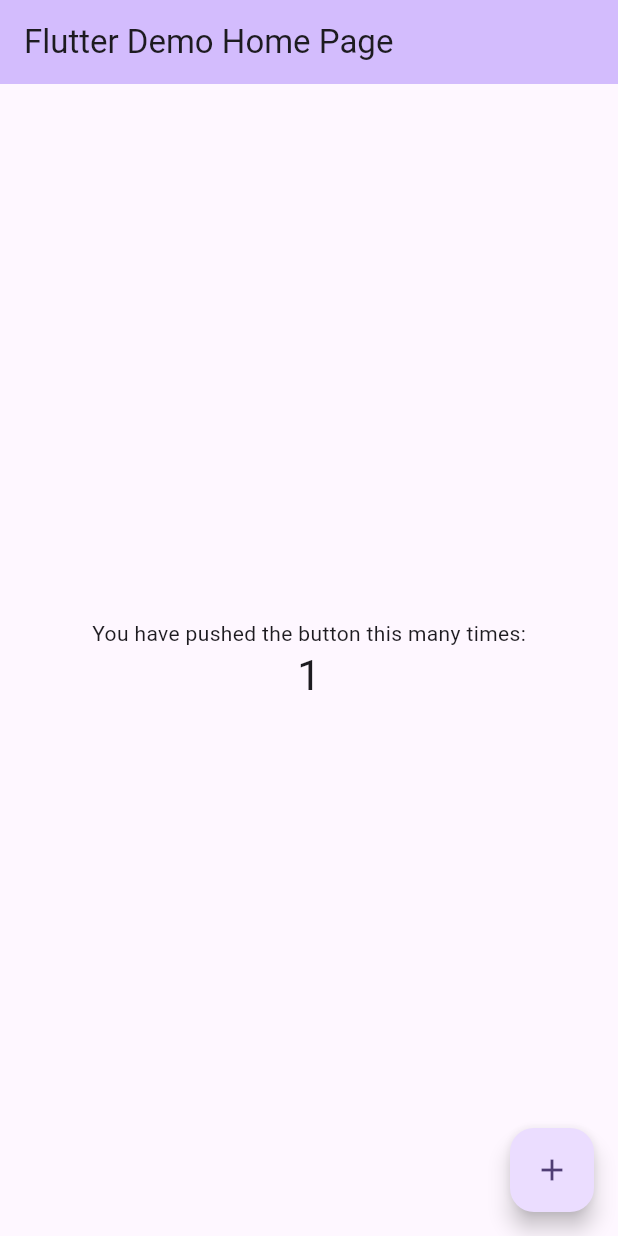
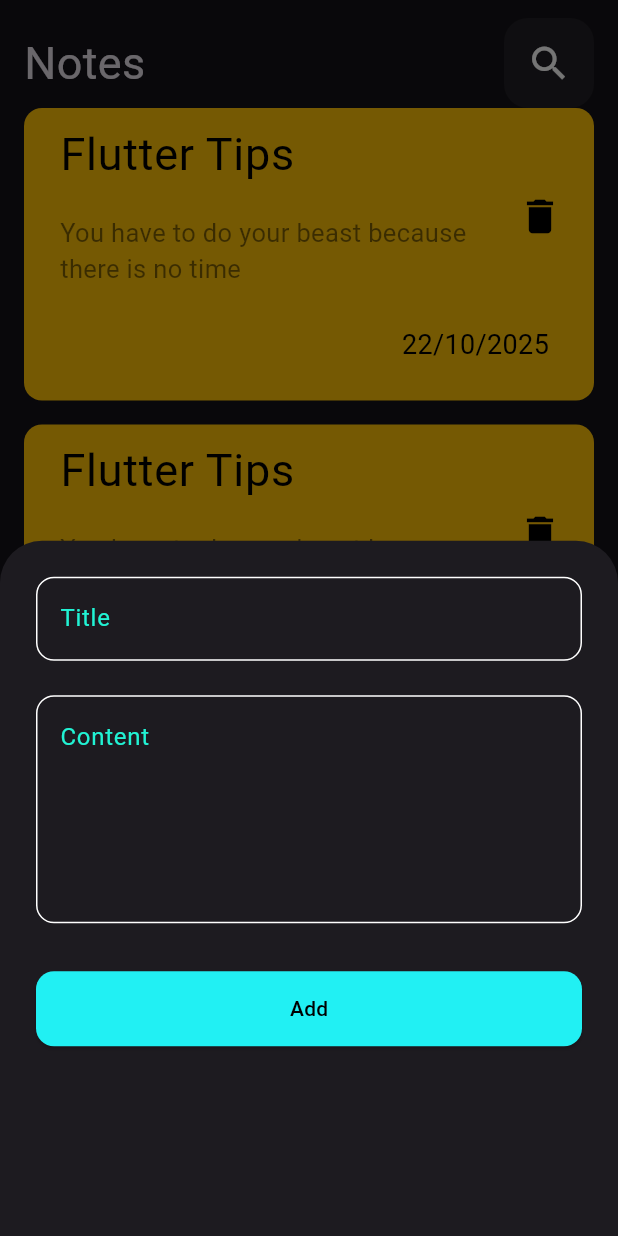
Before and after one commit to AhmedMosaad1/notes_app, a Flutter app: the screen it shows after launch, after a tap on the "add" icon, on a phone screen of 412 x 824 dp. Run offline on Flutter 3.47's test engine with Material 3 defaults, Android fonts, the phone set to English and light mode, and no system bars.

Commit message:
showModelBottomSheet

```diff
--- a/lib/main.dart
+++ b/lib/main.dart
@@ -1,125 +1,22 @@
 import 'package:flutter/material.dart';
+import 'package:note/views/home_page.dart';
 
 void main() {
-  runApp(const MyApp());
+  runApp(const NotesApp());
 }
 
-class MyApp extends StatelessWidget {
-  const MyApp({super.key});
+class NotesApp extends StatelessWidget {
+  const NotesApp({super.key});
 
   // This widget is the root of your application.
   @override
   Widget build(BuildContext context) {
     return MaterialApp(
-      title: 'Flutter Demo',
+      debugShowCheckedModeBanner: false,
       theme: ThemeData(
-        // This is the theme of your application.
-        //
-        // TRY THIS: Try running your application with "flutter run". You'll see
-        // the application has a purple toolbar. Then, without quitting the app,
-        // try changing the seedColor in the colorScheme below to Colors.green
-        // and then invoke "hot reload" (save your changes or press the "hot
-        // reload" button in a Flutter-supported IDE, or press "r" if you used
-        // the command line to start the app).
-        //
-        // Notice that the counter didn't reset back to zero; the application
-        // state is not lost during the reload. To reset the state, use hot
-        // restart instead.
-        //
-        // This works for code too, not just values: Most code changes can be
-        // tested with just a hot reload.
-        colorScheme: ColorScheme.fromSeed(seedColor: Colors.deepPurple),
-        useMaterial3: true,
+        brightness: Brightness.dark,
       ),
-      home: const MyHomePage(title: 'Flutter Demo Home Page'),
+      home: const HomePage(),
     );
   }
 }
-
-class MyHomePage extends StatefulWidget {
-  const MyHomePage({super.key, required this.title});
-
-  // This widget is the home page of your application. It is stateful, meaning
-  // that it has a State object (defined below) that contains fields that affect
-  // how it looks.
-
-  // This class is the configuration for the state. It holds the values (in this
-  // case the title) provided by the parent (in this case the App widget) and
-  // used by the build method of the State. Fields in a Widget subclass are
-  // always marked "final".
-
-  final String title;
-
-  @override
-  State<MyHomePage> createState() => _MyHomePageState();
-}
-
-class _MyHomePageState extends State<MyHomePage> {
-  int _counter = 0;
-
-  void _incrementCounter() {
-    setState(() {
-      // This call to setState tells the Flutter framework that something has
-      // changed in this State, which causes it to rerun the build method below
-      // so that the display can reflect the updated values. If we changed
-      // _counter without calling setState(), then the build method would not be
-      // called again, and so nothing would appear to happen.
-      _counter++;
-    });
-  }
-
-  @override
-  Widget build(BuildContext context) {
-    // This method is rerun every time setState is called, for instance as done
-    // by the _incrementCounter method above.
-    //
-    // The Flutter framework has been optimized to make rerunning build methods
-    // fast, so that you can just rebuild anything that needs updating rather
-    // than having to individually change instances of widgets.
-    return Scaffold(
-      appBar: AppBar(
-        // TRY THIS: Try changing the color here to a specific color (to
-        // Colors.amber, perhaps?) and trigger a hot reload to see the AppBar
-        // change color while the other colors stay the same.
-        backgroundColor: Theme.of(context).colorScheme.inversePrimary,
-        // Here we take the value from the MyHomePage object that was created by
-        // the App.build method, and use it to set our appbar title.
-        title: Text(widget.title),
-      ),
-      body: Center(
-        // Center is a layout widget. It takes a single child and positions it
-        // in the middle of the parent.
-        child: Column(
-          // Column is also a layout widget. It takes a list of children and
-          // arranges them vertically. By default, it sizes itself to fit its
-          // children horizontally, and tries to be as tall as its parent.
-          //
-          // Column has various properties to control how it sizes itself and
-          // how it positions its children. Here we use mainAxisAlignment to
-          // center the children vertically; the main axis here is the vertical
-          // axis because Columns are vertical (the cross axis would be
-          // horizontal).
-          //
-          // TRY THIS: Invoke "debug painting" (choose the "Toggle Debug Paint"
-          // action in the IDE, or press "p" in the console), to see the
-          // wireframe for each widget.
-          mainAxisAlignment: MainAxisAlignment.center,
-          children: <Widget>[
-            const Text(
-              'You have pushed the button this many times:',
-            ),
-            Text(
-              '$_counter',
-              style: Theme.of(context).textTheme.headlineMedium,
-            ),
-          ],
-        ),
-      ),
-      floatingActionButton: FloatingActionButton(
-        onPressed: _incrementCounter,
-        tooltip: 'Increment',
-        child: const Icon(Icons.add),
-      ), // This trailing comma makes auto-formatting nicer for build methods.
-    );
-  }
-}
--- /dev/null
+++ b/lib/views/custom_floating_action_button.dart
@@ -0,0 +1,20 @@
+import 'package:flutter/material.dart';
+
+class CustomFloatingActionButton extends StatelessWidget {
+  const CustomFloatingActionButton({
+    super.key,
+  });
+
+  @override
+  Widget build(BuildContext context) {
+    return FloatingActionButton(
+      backgroundColor: const Color.fromARGB(255, 33, 240, 243),
+      child: Icon(
+        Icons.add,
+        color: Colors.black,
+      ),
+      onPressed: () {},
+      shape: const CircleBorder(),
+    );
+  }
+}
--- /dev/null
+++ b/lib/views/home_page.dart
@@ -0,0 +1,15 @@
+import 'package:flutter/material.dart';
+import 'package:note/views/widgets/custom_floating_action_button.dart';
+import 'package:note/views/widgets/custom_body_home_page.dart';
+
+class HomePage extends StatelessWidget {
+  const HomePage({super.key});
+
+  @override
+  Widget build(BuildContext context) {
+    return const Scaffold(
+      floatingActionButton: CustomFloatingActionButton(),
+      body: CustomBodyHomePage(),
+    );
+  }
+}
--- /dev/null
+++ b/lib/views/widgets/custom_app_bar.dart
@@ -0,0 +1,37 @@
+import 'package:flutter/material.dart';
+
+class CustomAppBar extends StatelessWidget {
+  const CustomAppBar({
+    super.key,
+  });
+
+  @override
+  Widget build(BuildContext context) {
+    return SafeArea(
+      child: Row(
+        mainAxisAlignment: MainAxisAlignment.spaceBetween,
+        children: [
+          const Text(
+            'Notes',
+            style: TextStyle(fontSize: 30),
+          ),
+          GestureDetector(
+            onTap: () {},
+            child: Container(
+              height: 60,
+              width: 60,
+              decoration: BoxDecoration(
+                borderRadius: BorderRadius.circular(16),
+                color: Colors.white.withOpacity(.05),
+              ),
+              child: const Icon(
+                Icons.search,
+                size: 30,
+              ),
+            ),
+          )
+        ],
+      ),
+    );
+  }
+}
--- /dev/null
+++ b/lib/views/widgets/custom_body_home_page.dart
@@ -0,0 +1,22 @@
+import 'package:flutter/material.dart';
+import 'package:note/views/widgets/custom_app_bar.dart';
+import 'package:note/views/widgets/custom_list_view_of_item_note.dart';
+
+class CustomBodyHomePage extends StatelessWidget {
+  const CustomBodyHomePage({
+    super.key,
+  });
+
+  @override
+  Widget build(BuildContext context) {
+    return const Padding(
+      padding: EdgeInsets.only(left: 16.0,right: 16.0,top: 12.0),
+      child: Column(
+        children: [
+          CustomAppBar(),
+          CustomListViewOfItemNote()
+        ],
+      ),
+    );
+  }
+}
--- /dev/null
+++ b/lib/views/widgets/custom_floating_action_button.dart
@@ -0,0 +1,61 @@
+import 'package:flutter/material.dart';
+import 'package:note/views/widgets/custom_text_form_field.dart';
+
+class CustomFloatingActionButton extends StatelessWidget {
+  const CustomFloatingActionButton({
+    super.key,
+  });
+
+  @override
+  Widget build(BuildContext context) {
+    return FloatingActionButton(
+      backgroundColor: const Color.fromARGB(255, 33, 240, 243),
+      onPressed: () {
+        showModalBottomSheet(
+            context: context,
+            builder: (context) {
+              return Padding(
+                padding: const EdgeInsets.all(24.0),
+                child: Container(
+                  child: Column(
+                    children: [
+                      const CustomTextFormField(
+                        hintText: 'Title',
+                        maxLines: 1,
+                      ),
+                      const SizedBox(height: 23),
+                      const CustomTextFormField(
+                        hintText: 'Content',
+                        maxLines: 5,
+                      ),
+                      const SizedBox(height: 32),
+                      ElevatedButton(
+                          style: ElevatedButton.styleFrom(
+                            backgroundColor:
+                                const Color.fromARGB(255, 33, 240, 243),
+                            fixedSize: const Size(1000, 50),
+                            shape: RoundedRectangleBorder(
+                                borderRadius:
+                                    BorderRadiusGeometry.circular(12.0)),
+                          ),
+                          onPressed: () {},
+                          child: const Text(
+                            'Add',
+                            style: TextStyle(
+                              color: Colors.black,
+                            ),
+                          )),
+                    ],
+                  ),
+                ),
+              );
+            });
+      },
+      shape: const CircleBorder(),
+      child: const Icon(
+        Icons.add,
+        color: Colors.black,
+      ),
+    );
+  }
+}
--- /dev/null
+++ b/lib/views/widgets/custom_list_view_of_item_note.dart
@@ -0,0 +1,23 @@
+import 'package:flutter/material.dart';
+import 'package:note/views/widgets/custom_note_item.dart';
+
+class CustomListViewOfItemNote extends StatelessWidget {
+  const CustomListViewOfItemNote({
+    super.key,
+  });
+
+  @override
+  Widget build(BuildContext context) {
+    return Expanded(
+      child: ListView.separated(
+        padding: EdgeInsets.zero,
+          itemBuilder: (context, index) {
+            return const CustomNoteItem();
+          },
+          separatorBuilder: (context, int) {
+            return SizedBox(height: 16.0);
+          },
+          itemCount: 12),
+    );
+  }
+}
--- /dev/null
+++ b/lib/views/widgets/custom_note_item.dart
@@ -0,0 +1,51 @@
+import 'package:flutter/material.dart';
+
+class CustomNoteItem extends StatelessWidget {
+  const CustomNoteItem({
+    super.key,
+  });
+
+  @override
+  Widget build(BuildContext context) {
+    return Container(
+      decoration: BoxDecoration(
+          color: Colors.amber, borderRadius: BorderRadius.circular(12)),
+      child: Padding(
+        padding: const EdgeInsets.only(left: 24.0, bottom: 24, right: 12.0),
+        child: Column(
+          crossAxisAlignment: CrossAxisAlignment.end,
+          children: [
+            ListTile(
+              contentPadding: EdgeInsets.all(0),
+              title: const Text(
+                'Flutter Tips',
+                style: TextStyle(color: Colors.black, fontSize: 30),
+              ),
+              trailing: IconButton(
+                  onPressed: ( ) {},
+                  icon: const Icon(
+                    Icons.delete,
+                    color: Colors.black,
+                    size: 30,
+                  )),
+              subtitle: Padding(
+                padding: const EdgeInsets.symmetric(vertical: 18),
+                child: Text(
+                  'You have to do your beast because there is no time ',
+                  style: TextStyle(color: Colors.black.withOpacity(.5),fontSize: 17),
+                ),
+              ),
+            ),
+            const Padding(
+              padding: EdgeInsets.only(right: 18.0),
+              child: Text(
+                '22/10/2025',
+                style: TextStyle(color: Colors.black, fontSize: 18),
+              ),
+            )
+          ],
+        ),
+      ),
+    );
+  }
+}
--- /dev/null
+++ b/lib/views/widgets/custom_text_form_field.dart
@@ -0,0 +1,33 @@
+import 'package:flutter/material.dart';
+
+class CustomTextFormField extends StatelessWidget {
+  const CustomTextFormField({
+    super.key,
+    required this.hintText,
+    required this.maxLines,
+  });
+  final String hintText;
+  final int maxLines;
+  @override
+  Widget build(BuildContext context) {
+    return TextFormField(
+      maxLines: maxLines,
+      cursorColor: const Color.fromARGB(255, 33, 243, 212),
+      decoration: InputDecoration(
+        hintText: hintText,
+        hintStyle: const TextStyle(
+          color: Color.fromARGB(255, 33, 243, 212),
+        ),
+        border: const OutlineInputBorder(),
+        enabledBorder: OutlineInputBorder(
+          borderRadius: BorderRadius.circular(12.0),
+          borderSide: const BorderSide(color: Colors.white),
+        ),
+        focusedBorder: OutlineInputBorder(
+          borderRadius: BorderRadius.circular(12.0),
+          borderSide: const BorderSide(color: Colors.white),
+        ),
+      ),
+    );
+  }
+}
```
Also changed, not shown: pubspec.lock, 5 other files.
